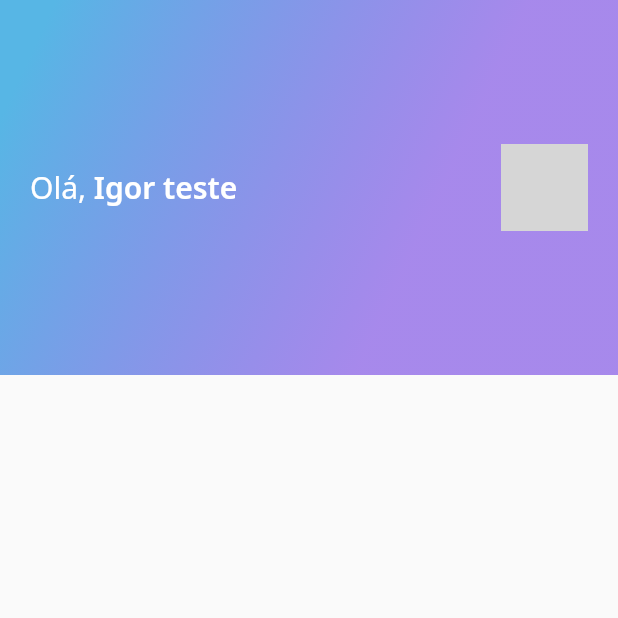
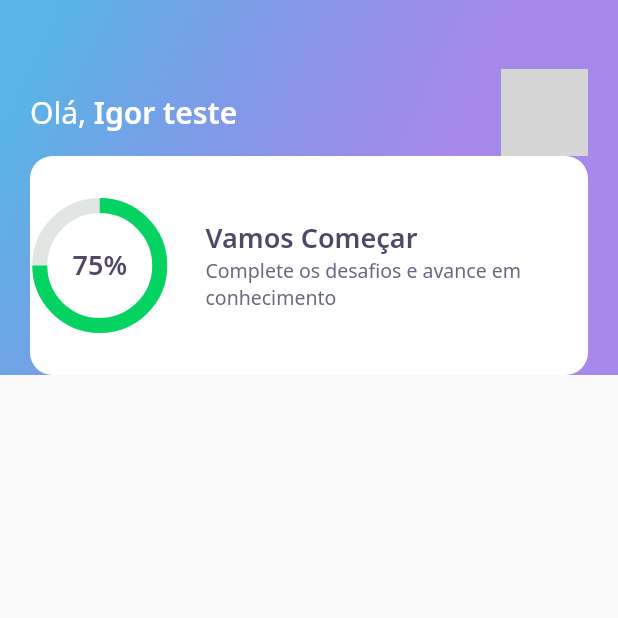
Before and after one commit to Xaigor/devquiz, a Flutter app: the screen it shows after launch, on a phone screen of 412 x 824 dp, the top half of it. Run offline on Flutter 3.47's test engine with Material 2 defaults, Android fonts, the phone set to English and light mode, and no system bars; our stand-ins replace google_fonts; network calls fail; grey boxes are pictures that could not be loaded.

Commit message:
Continuação

```diff
--- a/lib/home/widgets/appbar/app_bar_widget.dart
+++ b/lib/home/widgets/appbar/app_bar_widget.dart
@@ -1,5 +1,6 @@
 import 'package:DevQuiz/core/app_gradients.dart';
 import 'package:DevQuiz/core/app_text_styles.dart';
+import 'package:DevQuiz/home/widgets/score_card/score_card_widget.dart';
 import 'package:flutter/material.dart';
 
 class AppBarWidget extends PreferredSize {
@@ -10,7 +11,10 @@ class AppBarWidget extends PreferredSize {
       decoration: BoxDecoration(gradient: AppGradients.linear ),
       child: Padding(
         padding: const EdgeInsets.symmetric(horizontal: 20),
-        child: Row(
+        child: Column(
+          mainAxisAlignment: MainAxisAlignment.end,
+          children: [
+            Row(
               mainAxisAlignment: MainAxisAlignment.spaceBetween,
               children: [
                 Text.rich(TextSpan(
@@ -34,6 +38,9 @@ class AppBarWidget extends PreferredSize {
                 )
               ],
               ),
+              ScoreCardWidget()
+          ],
+        ),
       ),
     ),
   );
--- /dev/null
+++ b/lib/home/widgets/char/chart_widget.dart
@@ -0,0 +1,37 @@
+
+import 'package:DevQuiz/core/app_colors.dart';
+import 'package:DevQuiz/core/app_text_styles.dart';
+import 'package:flutter/material.dart';
+
+class ChartWidget extends StatelessWidget {
+  const ChartWidget({ Key? key }) : super(key: key);
+
+  @override
+  Widget build(BuildContext context) {
+    return Container(
+      height: 80,
+      width: 80,
+      child: Stack(
+        children: [
+          Center(
+            child: Container(
+              height: 80,
+              width: 80,
+              child: CircularProgressIndicator(
+                strokeWidth: 10,
+                value: .75,
+                backgroundColor: AppColors.chartSecondary,
+                valueColor: AlwaysStoppedAnimation<Color>(AppColors.chartPrimary),
+              ),
+            ),
+          ),
+          Center(
+            child: Text(
+              "75%",
+              style: AppTextStyles.heading,),
+          )
+        ],
+      ),
+    );
+  }
+}
--- /dev/null
+++ b/lib/home/widgets/score_card/score_card_widget.dart
@@ -0,0 +1,42 @@
+import 'package:DevQuiz/core/app_colors.dart';
+import 'package:DevQuiz/core/app_text_styles.dart';
+import 'package:DevQuiz/home/widgets/char/chart_widget.dart';
+import 'package:flutter/material.dart';
+
+class ScoreCardWidget extends StatelessWidget {
+  const ScoreCardWidget({ Key? key }) : super(key: key);
+
+  @override
+  Widget build(BuildContext context) {
+    return Container(
+      height: 146,
+      decoration: BoxDecoration(
+        color: AppColors.white,
+        borderRadius: BorderRadius.circular(15)
+      ),
+      child: Row(
+        crossAxisAlignment: CrossAxisAlignment.center,
+        children: [
+          Expanded(
+            flex: 1,
+            child: ChartWidget()
+          ),
+          Expanded(
+            flex: 3,
+            child: Padding(
+              padding: const EdgeInsets.only(left: 24),
+              child: Column(
+                mainAxisAlignment: MainAxisAlignment.center,
+                crossAxisAlignment: CrossAxisAlignment.start,
+                children: [
+                  Text("Vamos Começar", style: AppTextStyles.heading,),
+                  Text("Complete os desafios e avance em conhecimento", style: AppTextStyles.body,)
+                ],
+              ),
+            ),
+          )
+        ],
+      ),
+    );
+  }
+}
```
Lines whose indentation alone changed are shown as unchanged.
